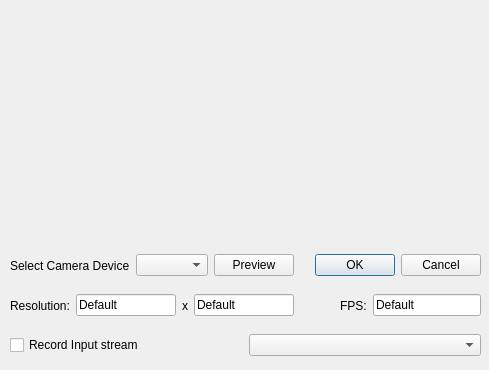
Above: BioTracker/CoreApp/BioTracker/View/CameraDevice.ui from BioroboticsLab/biotracker_core before the change. Below: the same form after it.
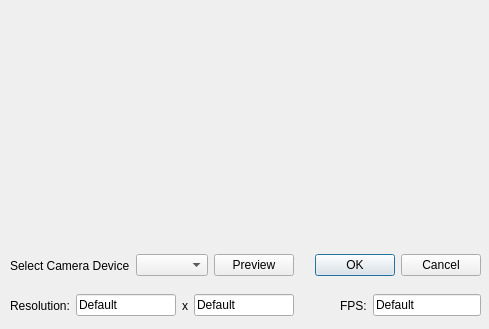
That is the form after the change.

What changed in the file:
```diff
--- a/BioTracker/CoreApp/BioTracker/View/CameraDevice.ui
+++ b/BioTracker/CoreApp/BioTracker/View/CameraDevice.ui
@@ -7,7 +7,7 @@
     <x>0</x>
     <y>0</y>
     <width>489</width>
-    <height>370</height>
+    <height>329</height>
    </rect>
   </property>
   <property name="windowTitle">
@@ -181,28 +181,6 @@
     </item>
    </layout>
   </widget>
-  <widget class="QWidget" name="horizontalLayoutWidget_2">
-   <property name="geometry">
-    <rect>
-     <x>10</x>
-     <y>330</y>
-     <width>471</width>
-     <height>31</height>
-    </rect>
-   </property>
-   <layout class="QHBoxLayout" name="horizontalLayout_3">
-    <item>
-     <widget class="QCheckBox" name="checkBox">
-      <property name="text">
-       <string>Record Input stream</string>
-      </property>
-     </widget>
-    </item>
-    <item>
-     <widget class="QComboBox" name="comboBox_2"/>
-    </item>
-   </layout>
-  </widget>
  </widget>
  <resources/>
  <connections/>
```
